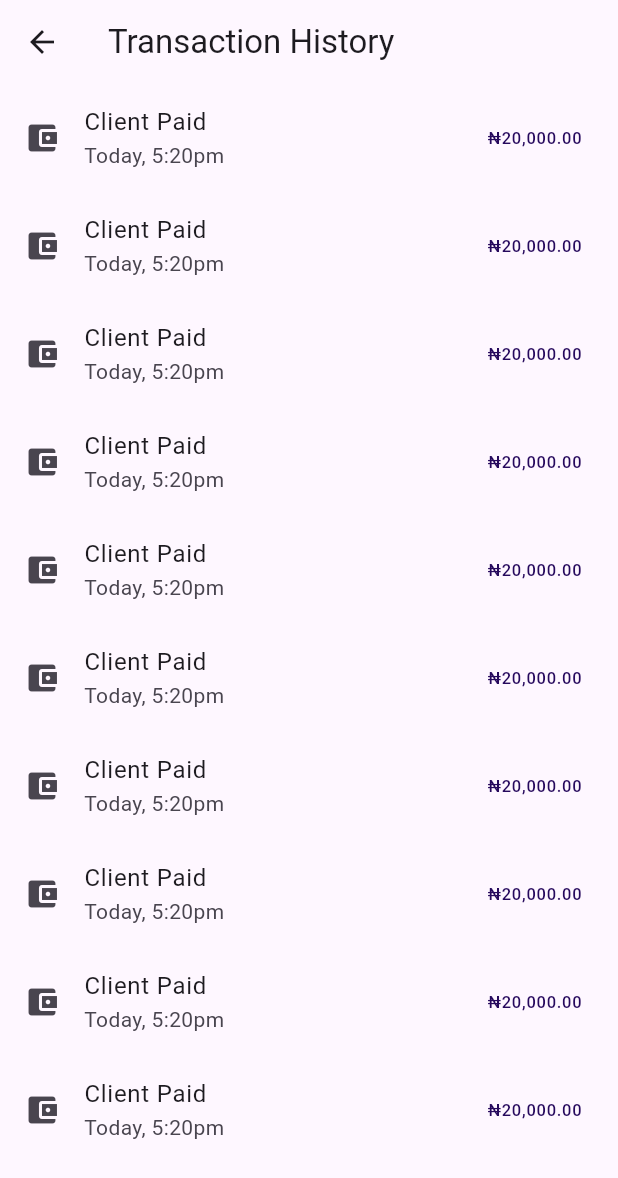
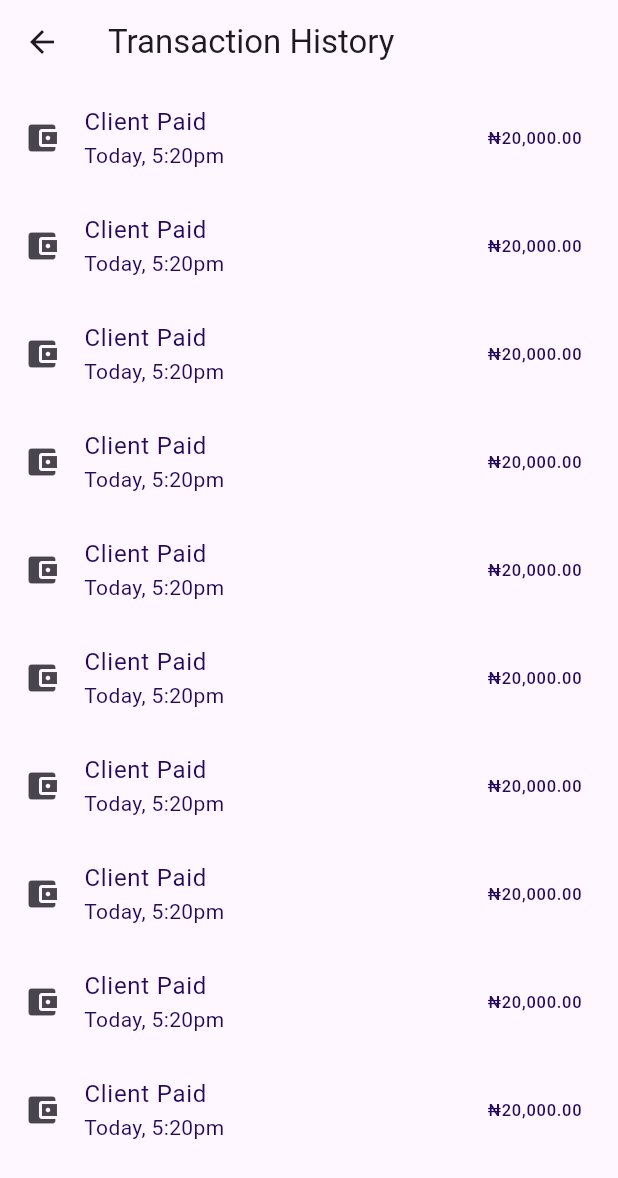
Before and after one commit to Rick-Development/fixithandyman, a Flutter app: the TransactionHistoryScreen screen opened directly, on a phone screen of 412 x 824 dp. Shown: the top 1178 px of the screen. Run offline on Flutter 3.47's test engine with Material 3 defaults, Android fonts, the light colour scheme and no system bars; our stand-ins replace animated_splash_screen, camera, dotted_border, file_picker, image_picker, page_transition and 1 more.

Commit message:
Please enter the commit message for your changes. Lines starting with '#' will be ignored, and an empty message aborts the commit.
On branch main
Your branch is ahead of 'origin/main' by 1 commit.
  (use "git push" to publish your local commits)

Changes to be committed:
	modified:   lib/views/transaction_history_screen.dart

```diff
--- a/lib/views/transaction_history_screen.dart
+++ b/lib/views/transaction_history_screen.dart
@@ -28,8 +28,12 @@ class TransactionHistoryScreen extends StatelessWidget {
         itemBuilder: (context, index) {
           return ListTile(
             leading: Icon(Icons.account_balance_wallet),
-            title: Text('Client Paid'),
-            subtitle: Text(transactions[index]['time']!),
+            title: Text('Client Paid',style: TextStyle(
+              color: AppConstants.primaryColor
+            ),),
+            subtitle: Text(transactions[index]['time']!,style: TextStyle(
+              color: AppConstants.primaryColor
+            ),),
             trailing: Text(transactions[index]['amount']!,
             style: TextStyle(
               color: AppConstants.primaryColor
```
